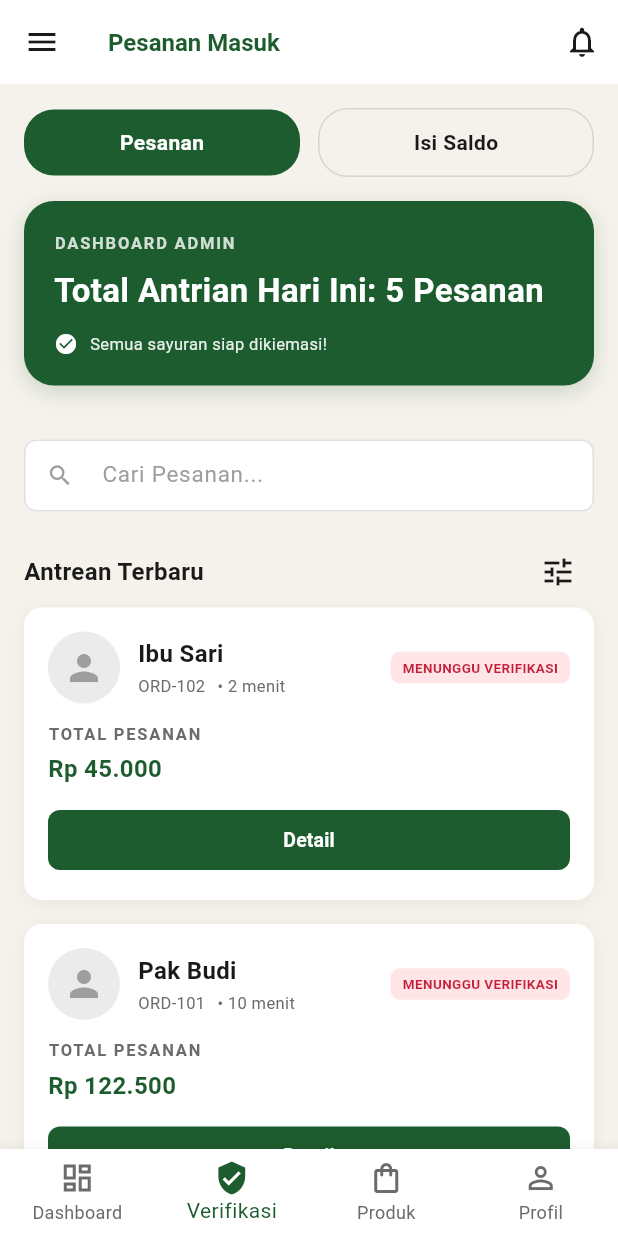
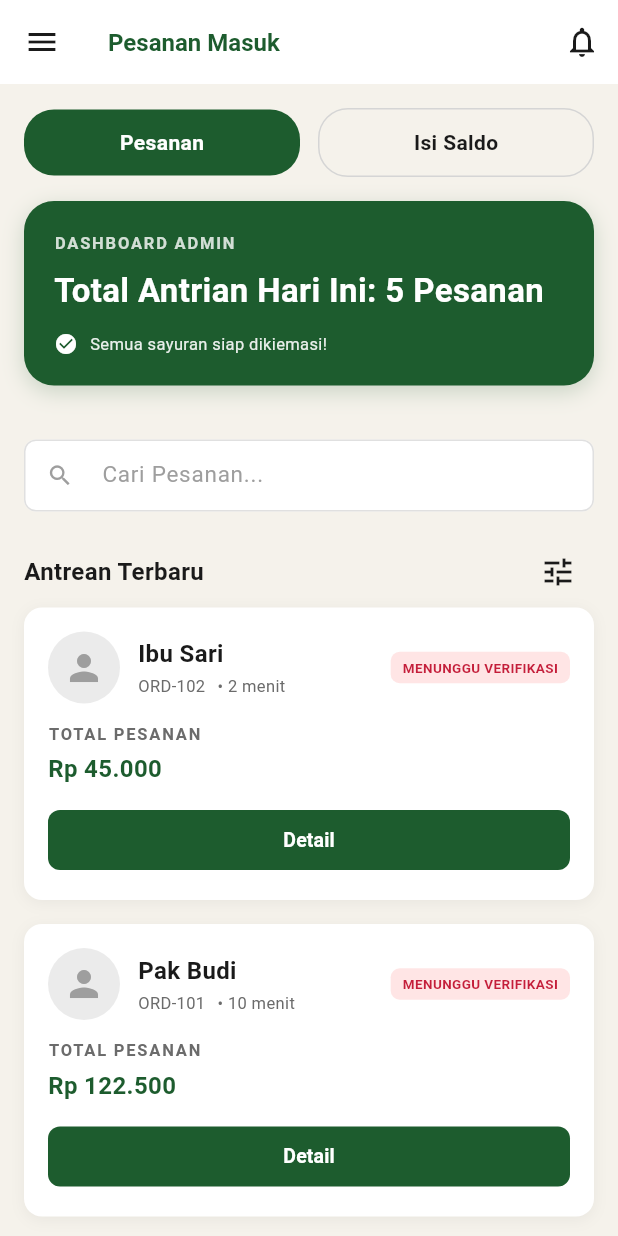
Before and after one commit to Salim-amir/sayurku_kelompok6, a Flutter app: the OrderVerificationPage screen opened directly, on a phone screen of 412 x 824 dp. Run offline on Flutter 3.47's test engine with Material 3 defaults, Android fonts, the light colour scheme and no system bars; our stand-ins replace cloud_firestore, firebase_auth, firebase_core, google_sign_in; accounts and stored records are empty; Roboto replaces fonts that are missing (Manrope).

Commit message:
update tampilan

```diff
--- a/lib/features/admin/product/daftar_produk_stok_screen.dart
+++ b/lib/features/admin/product/daftar_produk_stok_screen.dart
@@ -1,6 +1,7 @@
 import 'package:flutter/material.dart';
 import 'package:sayurku_kelompok6/core/colors.dart';
 import 'package:sayurku_kelompok6/core/text_styles.dart';
+
 class ProductStockPage extends StatefulWidget {
   const ProductStockPage({Key? key}) : super(key: key);
 
@@ -9,8 +10,6 @@ class ProductStockPage extends StatefulWidget {
 }
 
 class _ProductStockPageState extends State<ProductStockPage> {
-  int _selectedBottomNavIndex = 2; // Produk tab
-
   // Sample data produk
   final List<ProductModel> products = [
     ProductModel(
@@ -174,39 +173,10 @@ class _ProductStockPageState extends State<ProductStockPage> {
         backgroundColor: AppColors.primaryGreen,
         child: const Icon(Icons.add, color: AppColors.white),
       ),
-      // ─── BOTTOM NAVIGATION ──────────────────────────────
-      bottomNavigationBar: BottomNavigationBar(
-        backgroundColor: AppColors.white,
-        currentIndex: _selectedBottomNavIndex,
-        type: BottomNavigationBarType.fixed,
-        selectedItemColor: AppColors.primaryGreen,
-        unselectedItemColor: AppColors.textSecondary,
-        onTap: (index) {
-          setState(() => _selectedBottomNavIndex = index);
-        },
-        items: const [
-          BottomNavigationBarItem(
-            icon: Icon(Icons.dashboard_outlined),
-            activeIcon: Icon(Icons.dashboard),
-            label: 'Dashboard',
-          ),
-          BottomNavigationBarItem(
-            icon: Icon(Icons.verified_user_outlined),
-            activeIcon: Icon(Icons.verified_user),
-            label: 'Verifikasi',
-          ),
-          BottomNavigationBarItem(
-            icon: Icon(Icons.shopping_bag_outlined),
-            activeIcon: Icon(Icons.shopping_bag),
-            label: 'Produk',
-          ),
-          BottomNavigationBarItem(
-            icon: Icon(Icons.person_outline),
-            activeIcon: Icon(Icons.person),
-            label: 'Profil',
-          ),
-        ],
-      ),
+      // ─────────────────────────────────────────────────────
+      // PENTING: TIDAK ADA bottomNavigationBar DI SINI
+      // Navigation diatur oleh parent AdminDashboard
+      // ─────────────────────────────────────────────────────
     );
   }
 
--- a/lib/features/admin/verification/verifikasi_pesanan_screen.dart
+++ b/lib/features/admin/verification/verifikasi_pesanan_screen.dart
@@ -10,7 +10,6 @@ class OrderVerificationPage extends StatefulWidget {
 }
 
 class _OrderVerificationPageState extends State<OrderVerificationPage> {
-  int _selectedBottomNavIndex = 1; // Verifikasi tab
   int _selectedTabIndex = 0; // Pesanan tab
 
   // Sample data pesanan
@@ -278,39 +277,10 @@ class _OrderVerificationPageState extends State<OrderVerificationPage> {
           ),
         ],
       ),
-      // ─── BOTTOM NAVIGATION ──────────────────────────────
-      bottomNavigationBar: BottomNavigationBar(
-        backgroundColor: AppColors.white,
-        currentIndex: _selectedBottomNavIndex,
-        type: BottomNavigationBarType.fixed,
-        selectedItemColor: AppColors.primaryGreen,
-        unselectedItemColor: AppColors.textSecondary,
-        onTap: (index) {
-          setState(() => _selectedBottomNavIndex = index);
-        },
-        items: const [
-          BottomNavigationBarItem(
-            icon: Icon(Icons.dashboard_outlined),
-            activeIcon: Icon(Icons.dashboard),
-            label: 'Dashboard',
-          ),
-          BottomNavigationBarItem(
-            icon: Icon(Icons.verified_user_outlined),
-            activeIcon: Icon(Icons.verified_user),
-            label: 'Verifikasi',
-          ),
-          BottomNavigationBarItem(
-            icon: Icon(Icons.shopping_bag_outlined),
-            activeIcon: Icon(Icons.shopping_bag),
-            label: 'Produk',
-          ),
-          BottomNavigationBarItem(
-            icon: Icon(Icons.person_outline),
-            activeIcon: Icon(Icons.person),
-            label: 'Profil',
-          ),
-        ],
-      ),
+      // ─────────────────────────────────────────────────────
+      // PENTING: TIDAK ADA bottomNavigationBar DI SINI
+      // Navigation diatur oleh parent AdminDashboard
+      // ─────────────────────────────────────────────────────
     );
   }
 
```
